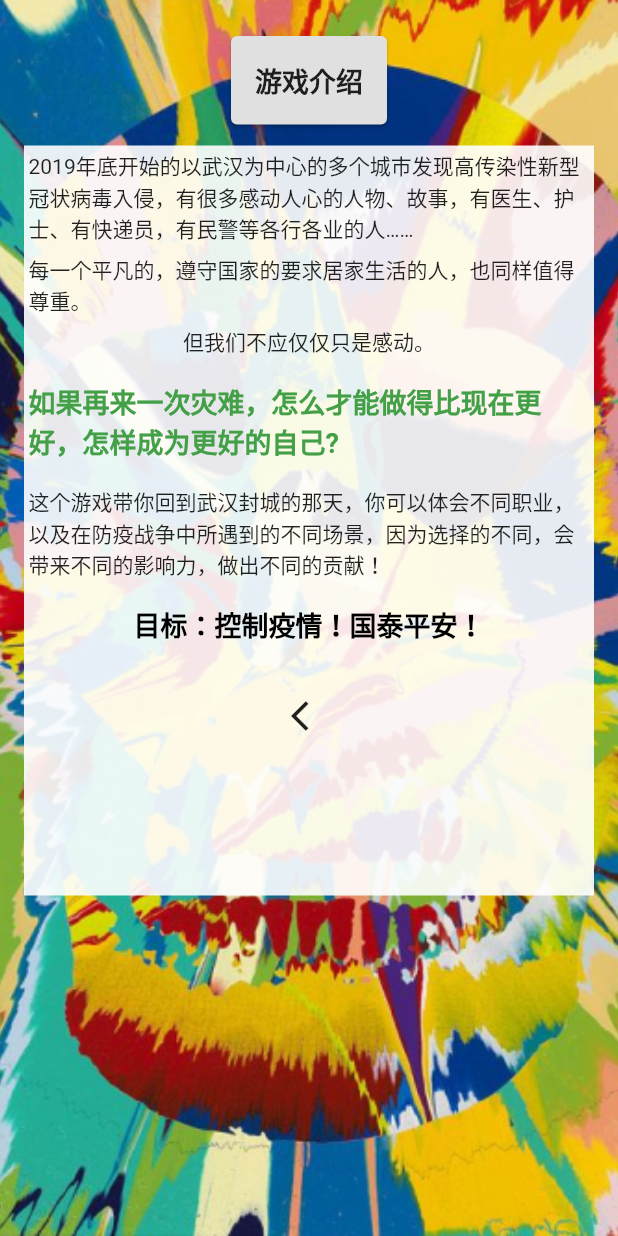
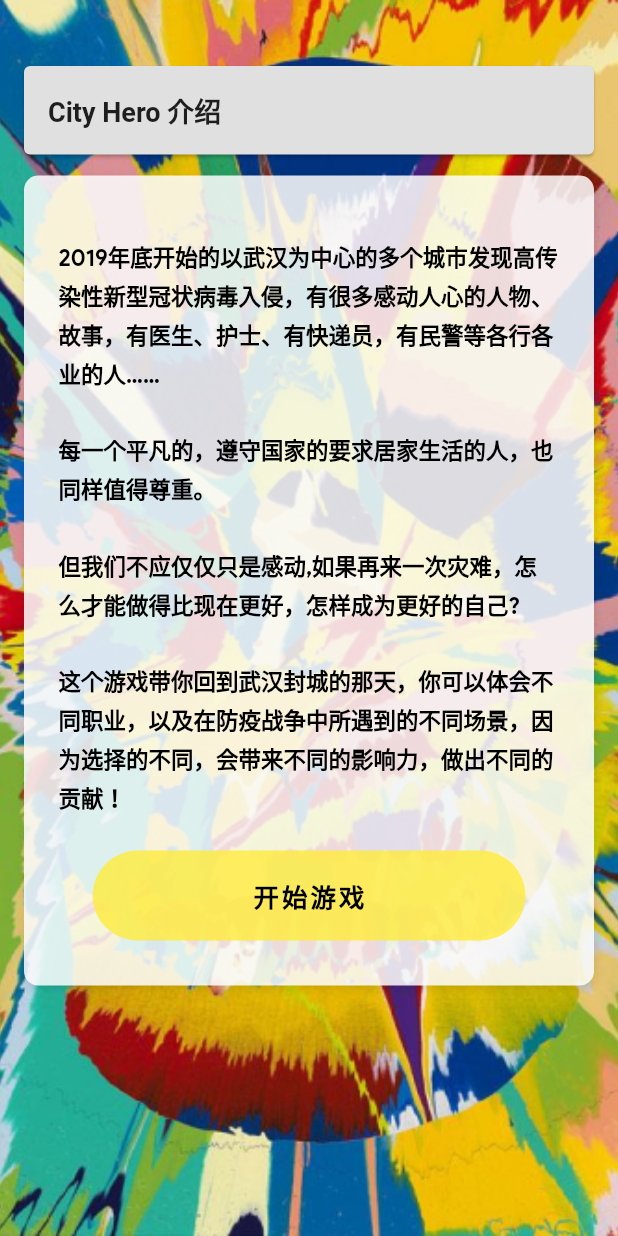
Before and after one commit to aboutmydreams/City-Hero, a Flutter app: the GameIntro screen opened by its route, on a phone screen of 412 x 824 dp. Run offline on Flutter 3.47's test engine with Material 2 defaults, Android fonts, the phone set to English and light mode, and no system bars; our stand-ins replace shared_preferences, sliding_up_panel, url_launcher_web, video_player_web; missing offline and left inert: shared_preferences_web; accounts and stored records are empty.

Commit message:
:star: beatify ui in info

```diff
--- a/lib/models/cool_text.dart
+++ b/lib/models/cool_text.dart
@@ -52,14 +52,19 @@ class _TypeTextState extends State<TypeText>
   Widget build(BuildContext context) {
     // return Text(showText);
     return RichText(
-      maxLines: 5,
+      maxLines: 50,
       overflow: TextOverflow.ellipsis,
-      text: TextSpan(children: <TextSpan>[
-        TextSpan(text: showText, style: widget.style),
-        TextSpan(
+      text: TextSpan(
+        children: <TextSpan>[
+          TextSpan(text: showText, style: widget.style),
+          TextSpan(
             text: hideText,
-            style: widget.style.copyWith(color: Colors.transparent))
-      ]),
+            style: widget.style.copyWith(
+              color: Colors.transparent,
+            ),
+          )
+        ],
+      ),
     );
   }
 }
--- a/lib/view/init/first_page.dart
+++ b/lib/view/init/first_page.dart
@@ -60,7 +60,7 @@ class _FirstPageState extends State<FirstPage> {
               width: MediaQuery.of(context).size.width,
               height: MediaQuery.of(context).size.width * 0.7,
               child: Image.asset(
-                'assets/images/first.jpg',
+                'assets/images/courier/home_dead.jpg',
                 fit: BoxFit.cover,
               ),
               color: Colors.green,
--- a/lib/view/init/instruction.dart
+++ b/lib/view/init/instruction.dart
@@ -1,3 +1,5 @@
+import 'package:CityHero/component/app_ui.dart';
+import 'package:CityHero/models/cool_text.dart';
 import 'package:flutter/material.dart';
 
 class GameIntro extends StatelessWidget {
@@ -7,78 +9,85 @@ class GameIntro extends StatelessWidget {
       body: Center(
         child: Container(
             decoration: BoxDecoration(
-                image: DecorationImage(
-                    image: AssetImage('assets/images/startingPage.png'),
-                    fit: BoxFit.cover)),
+              image: DecorationImage(
+                image: AssetImage('assets/images/startingPage.png'),
+                fit: BoxFit.cover,
+              ),
+            ),
             alignment: Alignment.center, // where to position the child
             child: Column(
               children: <Widget>[
-                SizedBox(height: 20),
+                SizedBox(height: 40),
                 Card(
                   color: Colors.grey[300],
-                  child: Padding(
+                  child: Container(
+                    width: 380,
                     padding: EdgeInsets.all(16.0),
-                    child: Text('游戏介绍',
-                        style: TextStyle(
-                            fontSize: 18, fontWeight: FontWeight.bold)),
+                    child: Text(
+                      'City Hero 介绍',
+                      style: TextStyle(
+                        fontSize: 18,
+                        fontWeight: FontWeight.bold,
+                      ),
+                    ),
                   ),
                 ),
                 SizedBox(height: 10),
                 Container(
-                  color: Colors.white.withOpacity(0.9),
-                  height: 500,
+                  padding: EdgeInsets.fromLTRB(20, 15, 20, 30),
+                  decoration: BoxDecoration(
+                    color: Colors.white.withOpacity(0.85),
+                    boxShadow: [
+                      BoxShadow(
+                        color: Color.fromARGB(25, 0, 0, 0),
+                        offset: Offset(1, 2),
+                        blurRadius: 4,
+                      ),
+                    ],
+                    borderRadius: BorderRadius.all(Radius.circular(9.5)),
+                  ),
                   width: 380,
                   child: Column(
                     children: <Widget>[
                       Padding(
                         padding: EdgeInsets.all(3.0),
-                        child: Text(
-                            '2019年底开始的以武汉为中心的多个城市发现高传染性新型冠状病毒入侵，有很多感动人心的人物、故事，有医生、护士、有快递员，有民警等各行各业的人…… '),
+                        child: Text(''),
                       ),
                       Padding(
                         padding: EdgeInsets.all(3.0),
-                        child: Text('每一个平凡的，遵守国家的要求居家生活的人，也同样值得尊重。'),
-                      ),
-                      Padding(
-                        padding: EdgeInsets.all(3.0),
-                        child: Text('但我们不应仅仅只是感动。'),
-                      ),
-                      SizedBox(height: 10),
-                      Padding(
-                        padding: EdgeInsets.all(3.0),
-                        child: Text(
-                          '如果再来一次灾难，怎么才能做得比现在更好，怎样成为更好的自己?',
-                          style: TextStyle(
-                              fontSize: 18,
-                              color: Colors.green[600],
-                              fontWeight: FontWeight.bold),
-                        ),
-                      ),
-                      SizedBox(height: 10),
-                      Padding(
-                        padding: EdgeInsets.all(3.0),
-                        child: Text(
-                          '这个游戏带你回到武汉封城的那天，你可以体会不同职业，以及在防疫战争中所遇到的不同场景，因为选择的不同，会带来不同的影响力，做出不同的贡献！',
-                        ),
-                      ),
-                      SizedBox(height: 10),
-                      Padding(
-                        padding: EdgeInsets.all(3.0),
-                        child: Text(
-                          '目标：控制疫情！国泰平安！',
-                          style: TextStyle(
-                              fontSize: 18,
-                              color: Colors.black,
-                              fontWeight: FontWeight.bold),
+                        child: TypeText(
+                          text:
+                              '2019年底开始的以武汉为中心的多个城市发现高传染性新型冠状病毒入侵，有很多感动人心的人物、故事，有医生、护士、有快递员，有民警等各行各业的人…… \n\n每一个平凡的，遵守国家的要求居家生活的人，也同样值得尊重。\n\n但我们不应仅仅只是感动,如果再来一次灾难，怎么才能做得比现在更好，怎样成为更好的自己?\n\n这个游戏带你回到武汉封城的那天，你可以体会不同职业，以及在防疫战争中所遇到的不同场景，因为选择的不同，会带来不同的影响力，做出不同的贡献！',
+                          style: AppStyles.textStyleB,
                         ),
                       ),
                       SizedBox(height: 20),
-                      IconButton(
-                        icon: Icon(Icons.arrow_back_ios),
-                        iconSize: 24.0,
-                        onPressed: () {
-                          Navigator.pop(context);
-                        },
+                      Container(
+                        width: MediaQuery.of(context).size.width * 0.7,
+                        height: 60,
+                        decoration: BoxDecoration(
+                          color: Colors.yellow.withOpacity(0.8),
+                          borderRadius: BorderRadius.all(Radius.circular(30)),
+                        ),
+                        child: FlatButton(
+                          onPressed: () {
+                            Navigator.pushNamedAndRemoveUntil(
+                              context,
+                              "/",
+                              (route) => route == null,
+                            );
+                          },
+                          child: Text(
+                            "开始游戏",
+                            style: TextStyle(
+                              color: AppColors.accentText,
+                              fontFamily: "sans_bold",
+                              fontWeight: FontWeight.w700,
+                              fontSize: 17,
+                              letterSpacing: 2,
+                            ),
+                          ),
+                        ),
                       ),
                     ],
                   ),
```
